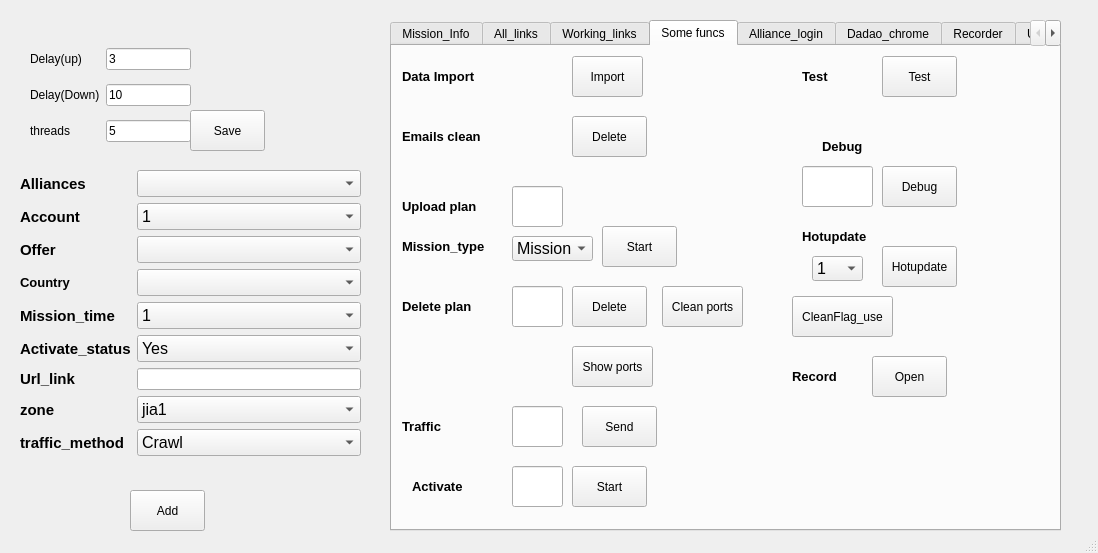
First picture: the form in ui/test.ui, repository FuckBrains/src, before the edit.
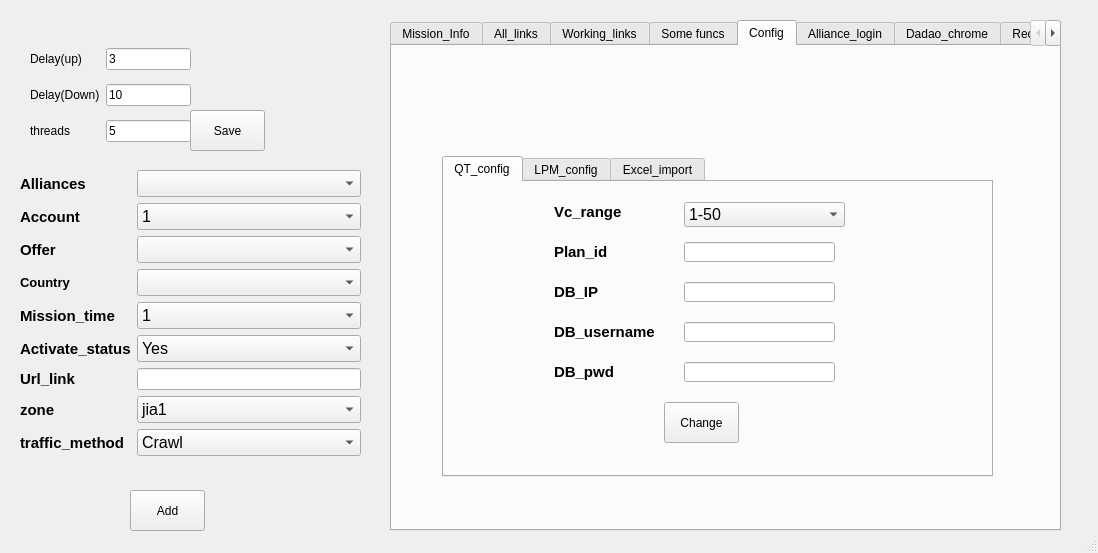
Second picture: the form after the edit. The open tabs and pages were chosen to show the change.

Diff of the .ui file:
```diff
--- a/ui/test.ui
+++ b/ui/test.ui
@@ -109,7 +109,7 @@
      <locale language="English" country="UnitedStates"/>
     </property>
     <property name="currentIndex">
-     <number>3</number>
+     <number>4</number>
     </property>
     <widget class="QWidget" name="widget">
      <attribute name="title">
@@ -858,6 +858,341 @@
       </property>
      </widget>
     </widget>
+    <widget class="QWidget" name="tab_18">
+     <attribute name="title">
+      <string>Config</string>
+     </attribute>
+     <widget class="QTabWidget" name="tabWidget_3">
+      <property name="geometry">
+       <rect>
+        <x>50</x>
+        <y>110</y>
+        <width>551</width>
+        <height>321</height>
+       </rect>
+      </property>
+      <property name="currentIndex">
+       <number>1</number>
+      </property>
+      <widget class="QWidget" name="tab_19">
+       <attribute name="title">
+        <string>QT_config</string>
+       </attribute>
+       <widget class="QPushButton" name="pushButton47">
+        <property name="geometry">
+         <rect>
+          <x>220</x>
+          <y>220</y>
+          <width>75</width>
+          <height>41</height>
+         </rect>
+        </property>
+        <property name="text">
+         <string>Change</string>
+        </property>
+       </widget>
+       <widget class="QLabel" name="label_63">
+        <property name="geometry">
+         <rect>
+          <x>110</x>
+          <y>20</y>
+          <width>91</width>
+          <height>20</height>
+         </rect>
+        </property>
+        <property name="font">
+         <font>
+          <pointsize>11</pointsize>
+          <weight>75</weight>
+          <bold>true</bold>
+         </font>
+        </property>
+        <property name="text">
+         <string>Vc_range</string>
+        </property>
+       </widget>
+       <widget class="QComboBox" name="comboBox38">
+        <property name="geometry">
+         <rect>
+          <x>240</x>
+          <y>20</y>
+          <width>161</width>
+          <height>25</height>
+         </rect>
+        </property>
+        <property name="font">
+         <font>
+          <pointsize>12</pointsize>
+         </font>
+        </property>
+        <item>
+         <property name="text">
+          <string>1-50</string>
+         </property>
+        </item>
+        <item>
+         <property name="text">
+          <string>51-100</string>
+         </property>
+        </item>
+        <item>
+         <property name="text">
+          <string>101-150</string>
+         </property>
+        </item>
+        <item>
+         <property name="text">
+          <string>151-200</string>
+         </property>
+        </item>
+        <item>
+         <property name="text">
+          <string>201-250</string>
+         </property>
+        </item>
+        <item>
+         <property name="text">
+          <string>251-300</string>
+         </property>
+        </item>
+       </widget>
+       <widget class="QLineEdit" name="lineEdit38">
+        <property name="geometry">
+         <rect>
+          <x>240</x>
+          <y>60</y>
+          <width>151</width>
+          <height>20</height>
+         </rect>
+        </property>
+        <property name="text">
+         <string/>
+        </property>
+       </widget>
+       <widget class="QLabel" name="label_64">
+        <property name="geometry">
+         <rect>
+          <x>110</x>
+          <y>60</y>
+          <width>131</width>
+          <height>20</height>
+         </rect>
+        </property>
+        <property name="font">
+         <font>
+          <pointsize>11</pointsize>
+          <weight>75</weight>
+          <bold>true</bold>
+         </font>
+        </property>
+        <property name="text">
+         <string>Plan_id</string>
+        </property>
+       </widget>
+       <widget class="QLabel" name="label_65">
+        <property name="geometry">
+         <rect>
+          <x>110</x>
+          <y>100</y>
+          <width>131</width>
+          <height>20</height>
+         </rect>
+        </property>
+        <property name="font">
+         <font>
+          <pointsize>11</pointsize>
+          <weight>75</weight>
+          <bold>true</bold>
+         </font>
+        </property>
+        <property name="text">
+         <string>DB_IP</string>
+        </property>
+       </widget>
+       <widget class="QLineEdit" name="lineEdit39">
+        <property name="geometry">
+         <rect>
+          <x>240</x>
+          <y>100</y>
+          <width>151</width>
+          <height>20</height>
+         </rect>
+        </property>
+        <property name="text">
+         <string/>
+        </property>
+       </widget>
+       <widget class="QLabel" name="label_66">
+        <property name="geometry">
+         <rect>
+          <x>110</x>
+          <y>140</y>
+          <width>131</width>
+          <height>20</height>
+         </rect>
+        </property>
+        <property name="font">
+         <font>
+          <pointsize>11</pointsize>
+          <weight>75</weight>
+          <bold>true</bold>
+         </font>
+        </property>
+        <property name="text">
+         <string>DB_username</string>
+        </property>
+       </widget>
+       <widget class="QLineEdit" name="lineEdit40">
+        <property name="geometry">
+         <rect>
+          <x>240</x>
+          <y>140</y>
+          <width>151</width>
+          <height>20</height>
+         </rect>
+        </property>
+        <property name="text">
+         <string/>
+        </property>
+       </widget>
+       <widget class="QLabel" name="label_68">
+        <property name="geometry">
+         <rect>
+          <x>110</x>
+          <y>180</y>
+          <width>131</width>
+          <height>20</height>
+         </rect>
+        </property>
+        <property name="font">
+         <font>
+          <pointsize>11</pointsize>
+          <weight>75</weight>
+          <bold>true</bold>
+         </font>
+        </property>
+        <property name="text">
+         <string>DB_pwd</string>
+        </property>
+       </widget>
+       <widget class="QLineEdit" name="lineEdit41">
+        <property name="geometry">
+         <rect>
+          <x>240</x>
+          <y>180</y>
+          <width>151</width>
+          <height>20</height>
+         </rect>
+        </property>
+        <property name="text">
+         <string/>
+        </property>
+       </widget>
+      </widget>
+      <widget class="QWidget" name="tab_21">
+       <attribute name="title">
+        <string>LPM_config</string>
+       </attribute>
+       <widget class="QLineEdit" name="lineEdit42">
+        <property name="geometry">
+         <rect>
+          <x>200</x>
+          <y>80</y>
+          <width>191</width>
+          <height>20</height>
+         </rect>
+        </property>
+        <property name="text">
+         <string/>
+        </property>
+       </widget>
+       <widget class="QPushButton" name="pushButton48">
+        <property name="geometry">
+         <rect>
+          <x>220</x>
+          <y>150</y>
+          <width>75</width>
+          <height>41</height>
+         </rect>
+        </property>
+        <property name="text">
+         <string>Change</string>
+        </property>
+       </widget>
+       <widget class="QLabel" name="label_67">
+        <property name="geometry">
+         <rect>
+          <x>100</x>
+          <y>80</y>
+          <width>131</width>
+          <height>20</height>
+         </rect>
+        </property>
+        <property name="font">
+         <font>
+          <pointsize>11</pointsize>
+          <weight>75</weight>
+          <bold>true</bold>
+         </font>
+        </property>
+        <property name="text">
+         <string>LPM_IP</string>
+        </property>
+       </widget>
+      </widget>
+      <widget class="QWidget" name="tab_22">
+       <attribute name="title">
+        <string>Excel_import</string>
+       </attribute>
+       <widget class="QLineEdit" name="lineEdit34_2">
+        <property name="geometry">
+         <rect>
+          <x>270</x>
+          <y>100</y>
+          <width>151</width>
+          <height>20</height>
+         </rect>
+        </property>
+        <property name="text">
+         <string/>
+        </property>
+       </widget>
+       <widget class="QLabel" name="label_62">
+        <property name="geometry">
+         <rect>
+          <x>140</x>
+          <y>100</y>
+          <width>151</width>
+          <height>20</height>
+         </rect>
+        </property>
+        <property name="font">
+         <font>
+          <pointsize>11</pointsize>
+          <weight>75</weight>
+          <bold>true</bold>
+         </font>
+        </property>
+        <property name="text">
+         <string>Excel_import</string>
+        </property>
+       </widget>
+       <widget class="QPushButton" name="pushButton42_3">
+        <property name="geometry">
+         <rect>
+          <x>240</x>
+          <y>160</y>
+          <width>75</width>
+          <height>41</height>
+         </rect>
+        </property>
+        <property name="text">
+         <string>Test</string>
+        </property>
+       </widget>
+      </widget>
+     </widget>
+    </widget>
     <widget class="QWidget" name="tab_4">
      <attribute name="title">
       <string>Alliance_login</string>
```
Left out of the diff: 2 changed lines with no effect on the pictures.
